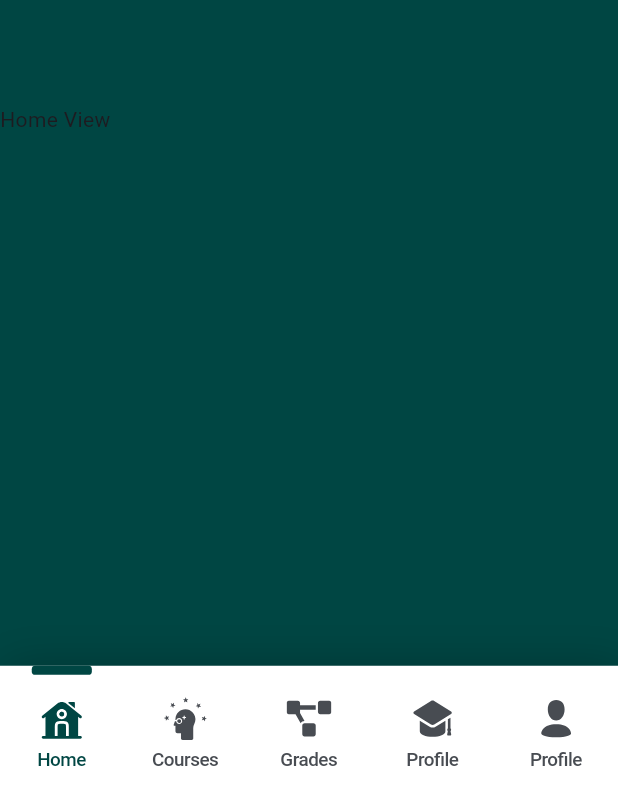
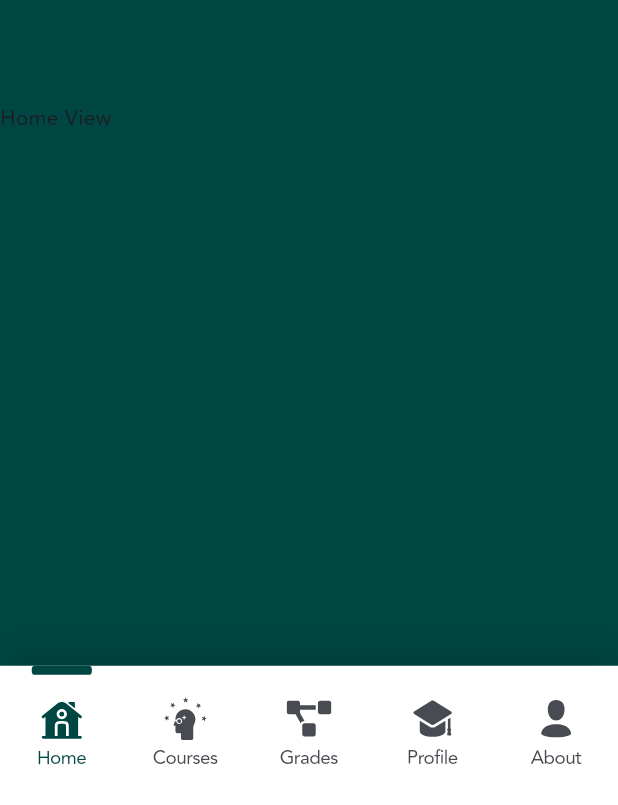
Before and after one commit to DMPDissanayake/Dmp_Portfolio_App, a Flutter app: the screen it shows after launch, on a phone screen of 412 x 824 dp. Shown: the part 427-1232 px from the top of the screen. Run offline on Flutter 3.47's test engine with Material 3 defaults, Android fonts, the phone set to English and light mode, and no system bars; our stand-ins replace bloc, flutter_bloc, flutter_screenutil, flutter_svg, go_router, responsive_framework.

Commit message:
Fornt and responsive part management.

```diff
--- a/lib/app/dmpportfolioapp.dart
+++ b/lib/app/dmpportfolioapp.dart
@@ -3,6 +3,7 @@ import 'package:dmpportfolioapp/utils/app_constants.dart';
 import 'package:dmpportfolioapp/utils/app_navigation.dart';
 import 'package:flutter/material.dart';
 import 'package:flutter_screenutil/flutter_screenutil.dart';
+import 'package:responsive_framework/responsive_framework.dart';
 
 class DmpPortfolioApp extends StatelessWidget {
   const DmpPortfolioApp({super.key});
@@ -20,11 +21,21 @@ class DmpPortfolioApp extends StatelessWidget {
           debugShowCheckedModeBanner: false,
           title: AppConstants.appName,
           theme: ThemeData(
+            fontFamily: 'AvenirArabic',
             primaryColor: AppColors.initColors().primaryColor,
             scaffoldBackgroundColor: AppColors.initColors().primaryColor,
             useMaterial3: true,
           ),
           routerConfig: appRouter,
+          builder: (context, child) => ResponsiveBreakpoints.builder(
+            child: child!,
+            breakpoints: [
+              const Breakpoint(start: 0, end: 450, name: MOBILE),
+              const Breakpoint(start: 451, end: 800, name: TABLET),
+              const Breakpoint(start: 801, end: 1920, name: DESKTOP),
+              const Breakpoint(start: 1921, end: double.infinity, name: '4K'),
+            ],
+          ),
         );
       },
     );
--- a/lib/features/dashbord/bottom_bar_view.dart
+++ b/lib/features/dashbord/bottom_bar_view.dart
@@ -6,6 +6,7 @@ import 'package:dmpportfolioapp/features/projects/presentation/screen/project_vi
 import 'package:dmpportfolioapp/features/skils/presentation/screen/skils_view.dart';
 import 'package:flutter/material.dart';
 import 'package:flutter_screenutil/flutter_screenutil.dart';
+import 'package:responsive_framework/responsive_framework.dart'; // 👈 මේක ඇතුලත් කරන්න
 import '../../../../utils/app_colors.dart';
 import '../../../../utils/app_images.dart';
 
@@ -31,6 +32,9 @@ class _DashboardViewState extends State<DashboardView> {
 
   @override
   Widget build(BuildContext context) {
+    // 1. දැනට තියෙන්නේ Mobile ද නැද්ද කියලා check කරගන්නවා
+    final isMobile = ResponsiveBreakpoints.of(context).isMobile;
+
     return PopScope(
       canPop: selectedTab == 0,
       onPopInvokedWithResult: (didPop, result) async {
@@ -41,8 +45,39 @@ class _DashboardViewState extends State<DashboardView> {
       },
       child: Scaffold(
         backgroundColor: AppColors.initColors().whiteBackgroundColor,
-        body: SafeArea(child: Stack(children: [_getBody()])),
-        bottomNavigationBar: Container(
+        // 2. Mobile නෙමෙයි නම් (Tablet/Desktop) Side Menu එකත් එක්ක Row එකක් ඇතුලේ Body එක දානවා
+        body: SafeArea(
+          child: isMobile
+              ? Stack(children: [_getBody()]) // Mobile Layout
+              : Row(
+                  children: [
+                    _buildSideMenu(), // 👈 Desktop/Tablet වලදී වම් පැත්තේ පෙනෙන Side Menu එක
+                    const VerticalDivider(
+                      thickness: 1,
+                      width: 1,
+                    ), // පොඩි separation එකක් සඳහා
+                    Expanded(child: Stack(children: [_getBody()])),
+                  ],
+                ),
+        ),
+        // 3. Mobile වලදී විතරක් Bottom Navigation Bar එක පෙන්වනවා
+        bottomNavigationBar: isMobile ? _buildBottomNavigationBar() : null,
+      ),
+    );
+  }
+
+  void changeTab(int value, {dynamic data}) {
+    setState(() {
+      if (selectedTab != value) {
+        selectedTab = value;
+        tabData = data;
+      }
+    });
+  }
+
+  // --- Mobile Bottom Navigation Bar ---
+  Widget _buildBottomNavigationBar() {
+    return Container(
       padding: EdgeInsets.only(bottom: 15.h),
       decoration: BoxDecoration(
         color: AppColors.initColors().nonChangeWhite,
@@ -57,7 +92,44 @@ class _DashboardViewState extends State<DashboardView> {
       ),
       child: Row(
         mainAxisAlignment: MainAxisAlignment.spaceEvenly,
+        children: _getNavItems(),
+      ),
+    );
+  }
+
+  // --- Web / Desktop Side Menu ---
+  Widget _buildSideMenu() {
+    return Container(
+      width: 250.w, // Side menu එකට ගැලපෙන පළලක් (Width) මෙතනින් දෙන්න
+      color: AppColors.initColors().nonChangeWhite,
+      padding: EdgeInsets.symmetric(vertical: 20.h, horizontal: 10.w),
+      child: Column(
+        crossAxisAlignment: CrossAxisAlignment.start,
         children: [
+          // App Logo එක හෝ Title එක මෙතනට දාන්න පුළුවන්
+          Padding(
+            padding: EdgeInsets.all(10.w),
+            child: Text(
+              "Portfolio",
+              style: TextStyle(fontSize: 20.sp, fontWeight: FontWeight.bold),
+            ),
+          ),
+          SizedBox(height: 30.h),
+          // Navigation Items ටික Column එකක් ඇතුලේ සිරස්ව (Vertically) පෙන්වනවා
+          ..._getNavItems().map(
+            (item) => Padding(
+              padding: EdgeInsets.symmetric(vertical: 8.h),
+              child: item,
+            ),
+          ),
+        ],
+      ),
+    );
+  }
+
+  // Navigation Items ටික කෝඩ් එක double නොවෙන්න එක තැනකට ගත්තා
+  List<Widget> _getNavItems() {
+    return [
       BottomBarItem(
         name: 'Home',
         selectedIcon: AppImages.svgHome,
@@ -83,25 +155,12 @@ class _DashboardViewState extends State<DashboardView> {
         isSelected: selectedTab == 3,
       ),
       BottomBarItem(
-                name: 'Profile',
+        name: 'About', // කලින් 'Profile' කියලා දෙපාරක් තිබ්බ නිසා 'About' කලා
         selectedIcon: AppImages.svgProfile,
         onTap: () => changeTab(4),
         isSelected: selectedTab == 4,
       ),
-            ],
-          ),
-        ),
-      ),
-    );
-  }
-
-  void changeTab(int value, {dynamic data}) {
-    setState(() {
-      if (selectedTab != value) {
-        selectedTab = value;
-        tabData = data;
-      }
-    });
+    ];
   }
 
   Widget _getBody() {
```
Also changed, not shown: pubspec.yaml (+11 -0 lines), fonts/Linotype - Avenir Arabic Heavy.otf (added), fonts/Linotype - Avenir Arabic Light.otf (added), fonts/Linotype - Avenir Arabic Regular.otf (added), pubspec.lock. Lines whose indentation alone changed are shown as unchanged.
